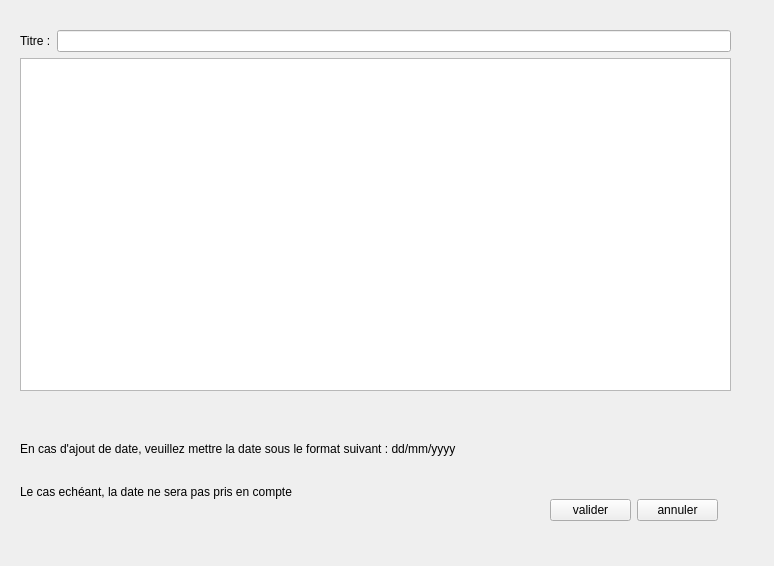
Old version of the form Projet_CDAA/addinteraction.ui in the repository Similisi/ProjetCDAA.
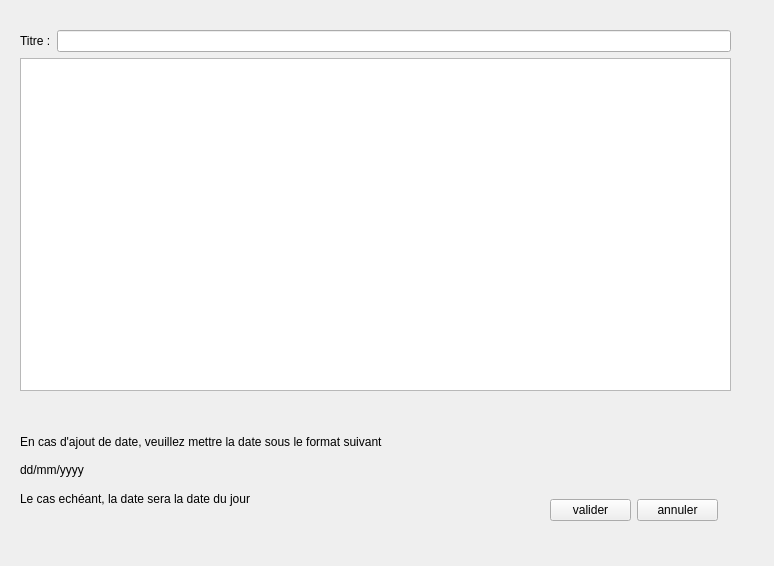
New version of the form.

The edit to the form file:
```diff
--- a/Projet_CDAA/addinteraction.ui
+++ b/Projet_CDAA/addinteraction.ui
@@ -85,7 +85,7 @@
     <rect>
      <x>20</x>
      <y>430</y>
-     <width>466</width>
+     <width>531</width>
      <height>80</height>
     </rect>
    </property>
@@ -93,14 +93,21 @@
     <item>
      <widget class="QLabel" name="label">
       <property name="text">
-       <string>En cas d'ajout de date, veuillez mettre la date sous le format suivant : dd/mm/yyyy </string>
+       <string>En cas d'ajout de date, veuillez mettre la date sous le format suivant</string>
+      </property>
+     </widget>
+    </item>
+    <item>
+     <widget class="QLabel" name="label_3">
+      <property name="text">
+       <string>dd/mm/yyyy </string>
       </property>
      </widget>
     </item>
     <item>
      <widget class="QLabel" name="label_2">
       <property name="text">
-       <string>Le cas echéant, la date ne sera pas pris en compte</string>
+       <string>Le cas echéant, la date sera la date du jour</string>
       </property>
      </widget>
     </item>
```
Left out of the diff: 2 changed lines with no effect on the pictures.
